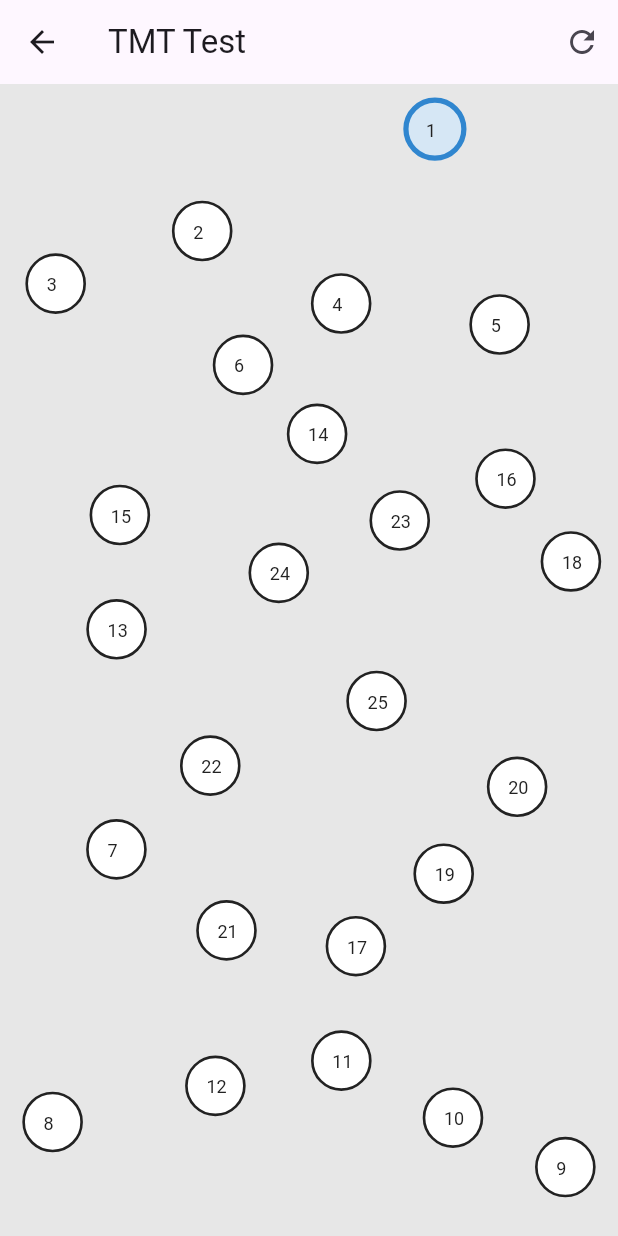
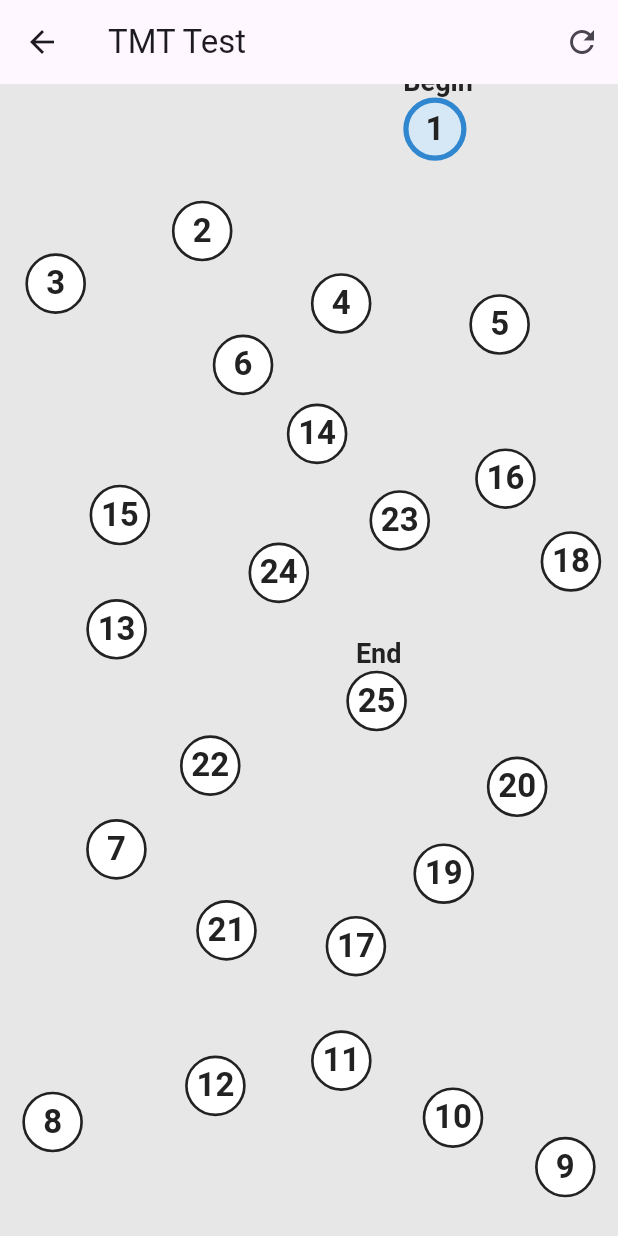
Before and after one commit to jordieres/2025_PENG_XiaoYang_CogTests, a Flutter app: the HomePage screen opened by its route, after a tap on "Go to TMT Test", on a phone screen of 412 x 824 dp. Run offline on Flutter 3.47's test engine with Material 3 defaults, Android fonts, the phone set to English and light mode, and no system bars; our stand-ins replace get.

Commit message:
Refactor: Improve TMT Game UI and Add Device Detection
- Adds `DeviceHelper` to detect if the app is running on a tablet or a phone.
- Uses `DeviceHelper` to adjust font sizes dynamically.
- Creates `AppTextStyle` to manage text styles, including dynamic size based on device type.
- Introduces `TmtGameCircle` entity.
- Updates translation keys and texts to include "Begin" and "End" for TMT Game circles.
- Updates `TmtPainter` to display "Begin" and "End" texts on the first and last circles, respectively.
- Adds logic to display circle numbers, "Begin", and "End" texts dynamically based on device type in `TmtPainter`.
- Adjusts `HomePage` to reflect the updated translation keys and texts.
- Initializes `DeviceHelper` in `main.dart` and `TmtGameBoardController` to detect the device type at startup.
- Adds `app_helpers.dart` and restructures helpers files.

```diff
--- /dev/null
+++ b/lib/app/config/themes/AppTextStyle.dart
@@ -0,0 +1,21 @@
+import 'package:flutter/material.dart';
+import '../../utils/helpers/app_helpers.dart';
+import 'AppColors.dart';
+
+class AppTextStyle {
+
+  static var tmtGameCircleText = TextStyle(
+    color: AppColors.mainBlackText,
+    fontSize: DeviceHelper.isTablet ? 30 : 22,
+    fontWeight: FontWeight.bold,
+    fontStyle: FontStyle.normal,
+  );
+
+  static var tmtGameCircleBeginAndLastText = TextStyle(
+    color: AppColors.mainBlackText,
+    fontSize: DeviceHelper.isTablet ? 26 : 18,
+    fontWeight: FontWeight.bold,
+    fontStyle: FontStyle.normal,
+  );
+
+}
--- a/lib/app/config/translation/es.dart
+++ b/lib/app/config/translation/es.dart
@@ -3,10 +3,10 @@ part of 'app_translations.dart';
 // spanish
 class SpanishMessages extends BaseMessages {
   @override
-  String get accountType => "Tipo de cuenta";
+  String get tmtGameCircleBegin => "Inicio";
 
   @override
-  String get alreadyHaveAccount => "¿Ya tienes una cuenta?";
+  String get tmtGameCircleEnd => "Fin";
 }
 
 final es = SpanishMessages();
--- a/lib/app/config/translation/zh.dart
+++ b/lib/app/config/translation/zh.dart
@@ -1,13 +1,11 @@
-
 part of 'app_translations.dart';
-
 
 class ChineseMessages extends BaseMessages {
   @override
-  String get accountType => "帐户类型";
+  String get tmtGameCircleBegin => "起点";
 
   @override
-  String get alreadyHaveAccount => "已经有帐户了吗？";
+  String get tmtGameCircleEnd => "终点";
 }
 
 final zh = ChineseMessages();
--- a/lib/app/features/home/HomePage.dart
+++ b/lib/app/features/home/HomePage.dart
@@ -11,13 +11,13 @@ class HomePage extends StatelessWidget {
   Widget build(BuildContext context) {
     return Scaffold(
       appBar: AppBar(
-        title: Text(Messages.accountType.tr),
+        title: Text(TMTGame.tmtGameCircleBegin.tr),
       ),
       body: Center(
         child: Column(
           mainAxisAlignment: MainAxisAlignment.center,
           children: [
-            Text(Messages.alreadyHaveAccount.tr),
+            Text(TMTGame.tmtGameCircleEnd.tr),
             ElevatedButton(
               onPressed: () => {
                 Get.toNamed(Routes.tmt_test),
--- /dev/null
+++ b/lib/app/features/tm_tst/domain/entities/tmt_game_circle.dart
@@ -0,0 +1,6 @@
+
+
+class TmtGameCircle {
+
+
+}
--- a/lib/app/features/tm_tst/presentation/components/tmt_game_board_controller.dart
+++ b/lib/app/features/tm_tst/presentation/components/tmt_game_board_controller.dart
@@ -1,6 +1,7 @@
 import 'package:flutter/material.dart';
 import 'package:msdtmt/app/features/tm_tst/presentation/components/tmt_painter.dart';
 
+import '../../../../utils/helpers/app_helpers.dart';
 import '../../data/datasources/random_grid_sampler.dart';
 import '../../domain/usecases/tmt_game_calculate.dart';
 import '../../domain/entities/tmt_game_variable.dart';
@@ -256,6 +257,8 @@ class _TmtGameBoardControllerState extends State<TmtGameBoardController> {
 
   @override
   Widget build(BuildContext context) {
+    DeviceHelper().init(context);
+
     return LayoutBuilder(
       builder: (context, constraints) {
         if (_constraintsMaxWidth != constraints.maxWidth ||
--- a/lib/app/features/tm_tst/presentation/components/tmt_painter.dart
+++ b/lib/app/features/tm_tst/presentation/components/tmt_painter.dart
@@ -1,6 +1,10 @@
 import 'package:flutter/material.dart';
+import 'package:get/get.dart';
+import 'package:msdtmt/app/utils/helpers/app_helpers.dart';
 
 import '../../../../config/themes/AppColors.dart';
+import '../../../../config/themes/AppTextStyle.dart';
+import '../../../../config/translation/app_translations.dart';
 import '../../domain/entities/tmt_game_variable.dart';
 
 class TmtPainter extends CustomPainter {
@@ -222,14 +226,49 @@ class TmtPainter extends CustomPainter {
   }
 
   _drawCircleText(Canvas canvas, int i) {
-    TextPainter textPainter = TextPainter(
+    TextPainter numberPainter = TextPainter(
       text: TextSpan(
-          text: '${i + 1}',
-          style: const TextStyle(color: AppColors.mainBlackText, fontSize: 12)),
+        text: '${i + 1}',
+        style: AppTextStyle.tmtGameCircleText,
+      ),
       textDirection: TextDirection.ltr,
     );
-    textPainter.layout();
-    textPainter.paint(canvas, allPoints[i] - const Offset(6, 6));
+    numberPainter.layout();
+    numberPainter.paint(
+        canvas,
+        allPoints[i] -
+            Offset(numberPainter.width / 2, numberPainter.height / 2));
+
+    var textLastOrFirst = '';
+    if (i == 0) {
+      textLastOrFirst = TMTGame.tmtGameCircleBegin.tr;
+    } else if (i == allPoints.length - 1) {
+      textLastOrFirst = TMTGame.tmtGameCircleEnd.tr;
+    }
+
+    if (i == 0 || i == allPoints.length - 1) {
+      TextPainter lastOrFirstPainter = TextPainter(
+        text: TextSpan(text: textLastOrFirst, style: AppTextStyle.tmtGameCircleBeginAndLastText),
+        textDirection: TextDirection.ltr,
+      );
+      lastOrFirstPainter.layout();
+
+      if (DeviceHelper.isTablet) {
+        lastOrFirstPainter.paint(
+          canvas,
+          allPoints[i] -
+              Offset(lastOrFirstPainter.width / 2.2,
+                  TmtGameVariables.circleRadius * 2.2),
+        );
+      } else {
+        lastOrFirstPainter.paint(
+          canvas,
+          allPoints[i] -
+              Offset(lastOrFirstPainter.width / 2.2,
+                  TmtGameVariables.circleRadius * 2.2),
+        );
+      }
+    }
   }
 
   @override
--- a/lib/app/utils/helpers/app_helpers.dart
+++ b/lib/app/utils/helpers/app_helpers.dart
@@ -1,4 +1,8 @@
 library app_helpers;
+import 'dart:math';
+
+import 'package:flutter/cupertino.dart';
 
 part 'string_helper.dart';
 part 'type.dart';
+part 'device_helper.dart';
--- /dev/null
+++ b/lib/app/utils/helpers/device_helper.dart
@@ -0,0 +1,15 @@
+part of app_helpers;
+
+class DeviceHelper {
+  static bool isTablet = false;
+
+  void init(BuildContext context) {
+    isTablet = _calculateIsTablet(context);
+    print("isTablet: $isTablet");
+  }
+
+  bool _calculateIsTablet(BuildContext context) {
+    var shortestSide = MediaQuery.of(context).size.shortestSide;
+    return shortestSide >= 600;
+  }
+}
--- a/lib/main.dart
+++ b/lib/main.dart
@@ -1,9 +1,9 @@
 import 'package:flutter/material.dart';
 import 'package:get/get.dart';
-import 'package:msdtmt/app/features/tm_tst/presentation/screens/tmt_test_screen.dart';
 import 'app/config/routes/app_pages.dart';
 import 'app/config/translation/app_translations.dart';
 import 'app/features/home/HomePage.dart';
+import 'app/utils/helpers/app_helpers.dart';
 
 void main() {
   runApp(const MyApp());
@@ -14,6 +14,7 @@ class MyApp extends StatelessWidget {
 
   @override
   Widget build(BuildContext context) {
+    DeviceHelper().init(context);
     return GetMaterialApp(
       debugShowCheckedModeBanner: false,
       initialRoute: AppPages.initial,
```
Also changed, not shown: lib/app/config/translation/app_messages.dart (+7 -17 lines), lib/app/config/translation/en.dart (+4 -3 lines).
